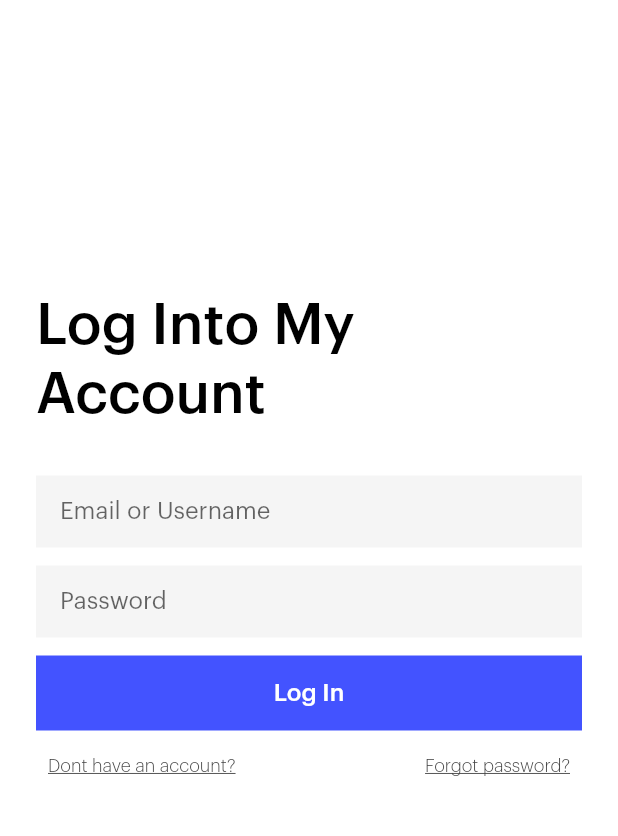
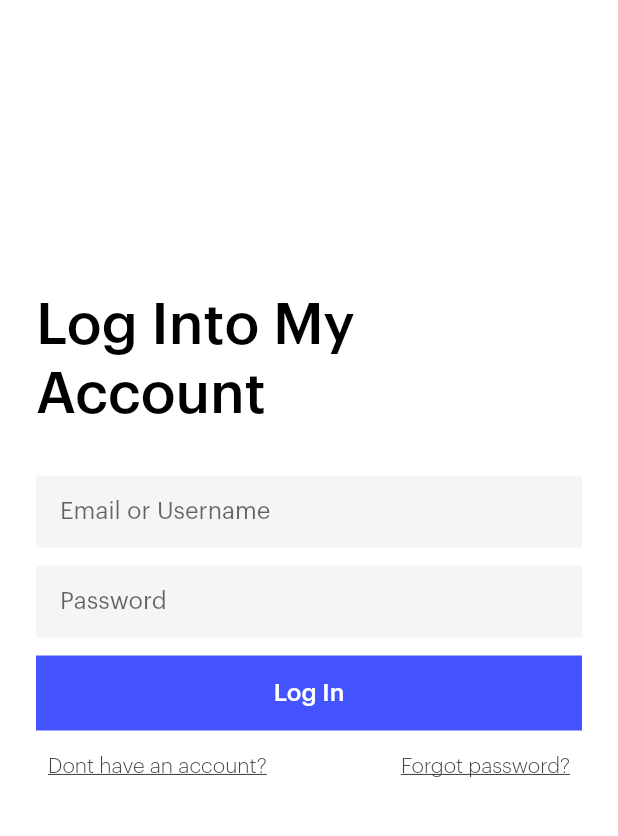
Before and after one commit to b3nb5n/flow_go, a Flutter app: the screen it shows after launch, on a phone screen of 412 x 824 dp, the part 72-908 px from its top. Run offline on Flutter 3.47's test engine with Material 2 defaults, Android fonts, the phone set to English and light mode, and no system bars; our stand-ins replace flutter_hooks.

Commit message:
restructure file system

```diff
--- a/lib/main.dart
+++ b/lib/main.dart
@@ -1,7 +1,7 @@
-import 'package:flow_go/pallette.dart';
+import 'package:flow_go/presentation/pallette.dart';
 import 'package:flutter/material.dart';
 
-import 'main/screens.dart';
+import 'presentation/screens.dart';
 
 void main() => runApp(App());
 
--- /dev/null
+++ b/lib/presentation/core/elements/elements.dart
@@ -0,0 +1,3 @@
+export 'button.dart';
+export 'text-input.dart';
+export 'text-link.dart';
--- a/lib/main/components/text-link.dart
+++ b/lib/presentation/core/elements/text-link.dart
@@ -20,7 +20,7 @@ class TextLink extends StatelessWidget {
       child: Text(
         label,
         style: TextStyle(
-          fontSize: 12,
+          fontSize: 14,
           fontWeight: FontWeight.w300,
           color: WebflowPallette.neutral[700],
           decoration: TextDecoration.underline,
--- a/lib/main/screens/login.dart
+++ b/lib/presentation/login/login-screen.dart
@@ -1,5 +1,5 @@
-import 'package:flow_go/main/components/text-link.dart';
-import 'package:flow_go/main/screens/login/form.dart';
+import 'package:flow_go/presentation/core/elements/elements.dart';
+import 'package:flow_go/presentation/login/login-form.dart';
 import 'package:flutter/material.dart';
 
 class Login extends StatelessWidget {
--- a/lib/main/screens.dart
+++ b/lib/presentation/screens.dart
@@ -1,8 +1,8 @@
 import 'package:flutter/material.dart';
 
-import '../pallette.dart';
+import 'pallette.dart';
 
-export 'screens/login.dart';
+export 'login/login-screen.dart';
 
 class Screen extends StatelessWidget {
   final Widget screen;
```
Also changed, not shown: lib/presentation/login/login-form.dart (renamed from lib/main/screens/login/form.dart, +3 -6 lines), lib/presentation/core/elements/button.dart (renamed from lib/main/components/button.dart), lib/presentation/core/elements/text-input.dart (renamed from lib/main/components/text-input.dart), lib/presentation/pallette.dart (renamed from lib/pallette.dart).
